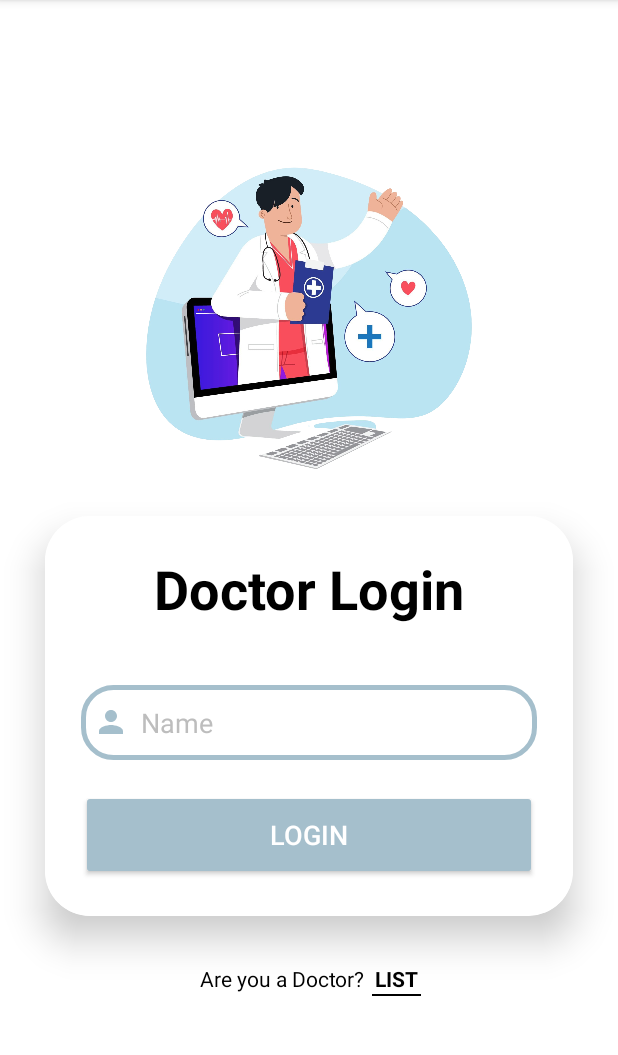
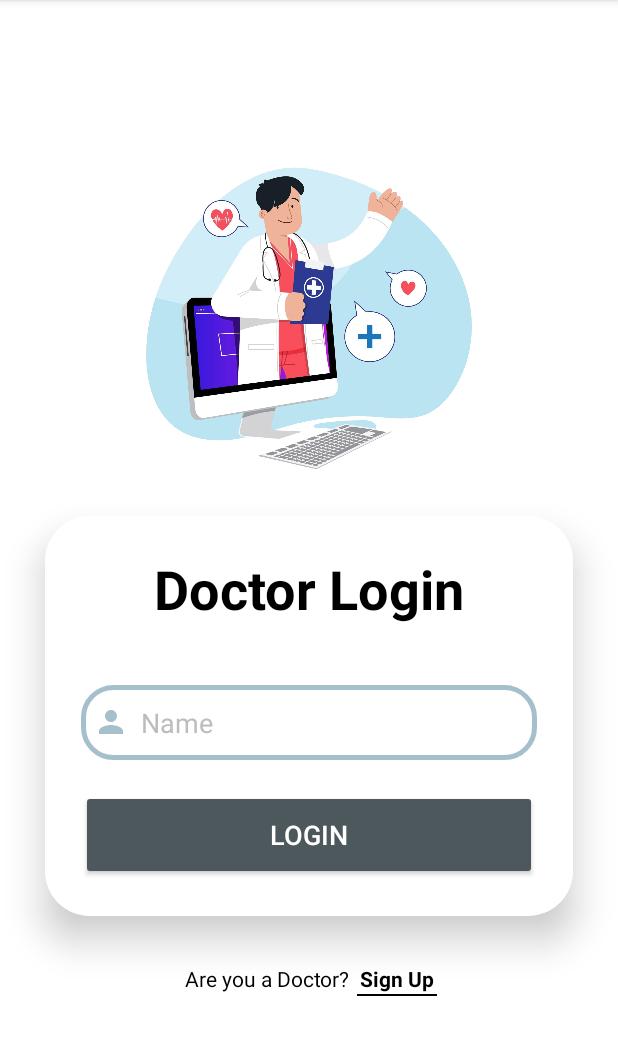
Before and after one commit to WRATHexe/DoctorsAppointmentApp, an Android app: the DoctorLogin screen opened directly, with no data from a screen before it, on a phone screen of 412 x 824 dp, the part 84-1139 px from its top. Run offline under Robolectric (Android 15) with nearby library versions, the light colour scheme and no system bars; our stand-ins replace Firebase (no records; nobody signed in at launch, a user with empty details on screens opened directly).

Commit message:
Update login and signup layouts
- In `activity_log_in.xml`, changed the text of a button from "LIST" to "Sign Up".
- In `activity_doctor_login.xml`, changed button background color to `@color/theme2` and changed a text from "LIST" to "Sign Up".
- In `activity_doctor_sign_up.xml`, updated the text from "Go Back to" to "Already a Doctor?".

```diff
--- a/app/src/main/res/layout/activity_doctor_login.xml
+++ b/app/src/main/res/layout/activity_doctor_login.xml
@@ -67,7 +67,7 @@
                     android:layout_width="match_parent"
                     android:layout_height="60dp"
                     android:layout_marginTop="20dp"
-                    android:backgroundTint="@color/theme"
+                    android:backgroundTint="@color/theme2"
                     android:onClick="onLoginButtonClick"
                     android:text="Login"
                     android:textColor="@color/white"
@@ -108,7 +108,7 @@
             android:layout_height="wrap_content"
             android:background="@drawable/custom_under_line"
             android:padding="2dp"
-            android:text="LIST"
+            android:text="Sign Up"
             android:textAlignment="center"
             android:textColor="@color/black"
             android:textSize="14sp"
--- a/app/src/main/res/layout/activity_doctor_sign_up.xml
+++ b/app/src/main/res/layout/activity_doctor_sign_up.xml
@@ -86,7 +86,7 @@
             android:layout_width="wrap_content"
             android:layout_height="wrap_content"
             android:padding="2dp"
-            android:text="Go Back to"
+            android:text="Already a Doctor?"
             android:textSize="16sp"
             android:textAlignment="center"
             android:textColor="@color/black"/>
--- a/app/src/main/res/layout/activity_log_in.xml
+++ b/app/src/main/res/layout/activity_log_in.xml
@@ -140,7 +140,7 @@
             android:layout_width="wrap_content"
             android:layout_height="wrap_content"
             android:padding="2dp"
-            android:text="LIST"
+            android:text="Sign Up"
             android:textSize="14sp"
             android:textStyle="bold"
             android:textAlignment="center"
```
